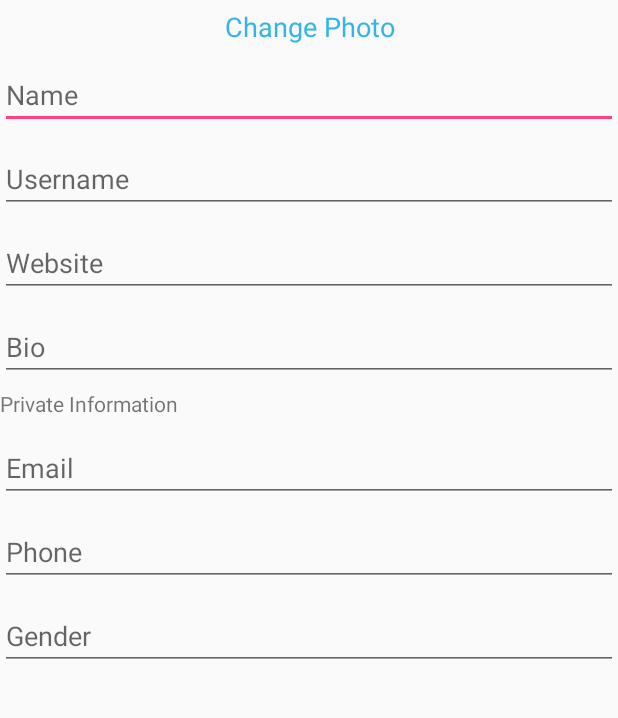
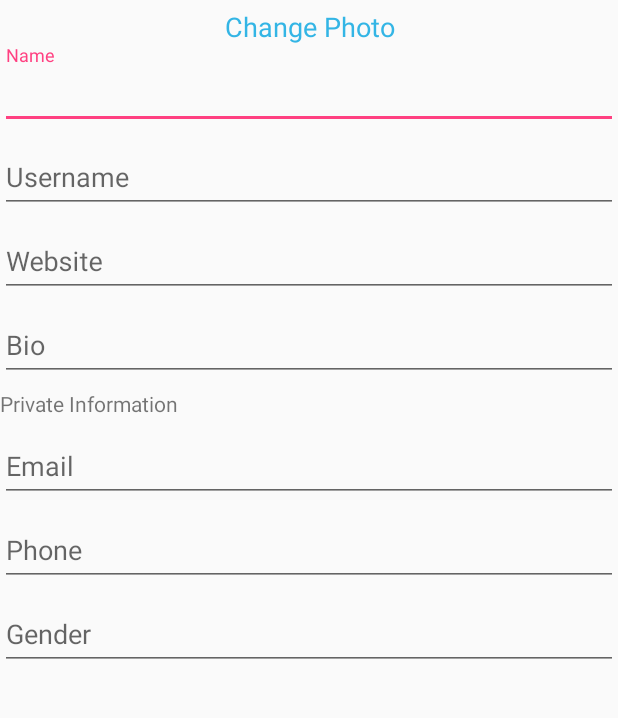
Before and after one commit to aalap03/InstaClone, an Android app: the AccountEditActivity screen opened directly, with no data from a screen before it, on a phone screen of 412 x 824 dp, the part 198-916 px from its top. Run offline under Robolectric (Android 15) with nearby library versions, the phone set to English and light mode, and no system bars; our stand-ins replace CircleImageView; libraries missing offline, so code that uses them is left out: org.jetbrains.anko.

Commit message:
input layout animation fixed.

```diff
--- a/app/src/main/java/com/example/aalap/instaclone/account/AccountEditActivity.kt
+++ b/app/src/main/java/com/example/aalap/instaclone/account/AccountEditActivity.kt
@@ -1,7 +1,10 @@
 package com.example.aalap.instaclone.account
 
+import android.Manifest
+import android.content.pm.PackageManager
 import android.os.Bundle
 import android.support.design.widget.TextInputLayout
+import android.support.v4.app.ActivityCompat
 import android.support.v7.app.AppCompatActivity
 import android.support.v7.widget.Toolbar
 import android.view.View
@@ -11,9 +14,10 @@ import com.example.aalap.instaclone.Constants
 import com.example.aalap.instaclone.R
 import kotlinx.android.synthetic.main.account_edit_profile.*
 import kotlinx.android.synthetic.main.layout_account.*
+import org.jetbrains.anko.AnkoLogger
 import org.jetbrains.anko.info
 
-class AccountEditActivity : AppCompatActivity() {
+class AccountEditActivity : AppCompatActivity(), AnkoLogger {
 
     override fun onCreate(savedInstanceState: Bundle?) {
         super.onCreate(savedInstanceState)
@@ -23,17 +27,36 @@ class AccountEditActivity : AppCompatActivity() {
     }
 
     private fun edittextHints() {
-        account_edit_bio.findViewById<EditText>(R.id.input_edit_text).hint = "Bio"
-        account_edit_name.findViewById<EditText>(R.id.input_edit_text).hint = "Name"
-        account_edit_username.findViewById<EditText>(R.id.input_edit_text).hint = "Username"
-        account_edit_email.findViewById<EditText>(R.id.input_edit_text).hint = "Email"
-        account_edit_gender.findViewById<EditText>(R.id.input_edit_text).hint = "Gender"
-        account_edit_phone.findViewById<EditText>(R.id.input_edit_text).hint = "Phone"
-        account_edit_website.findViewById<EditText>(R.id.input_edit_text).hint = "Website"
+        account_edit_bio.findViewById<TextInputLayout>(R.id.input_edit_text_layout).hint = "Bio"
+        account_edit_name.findViewById<TextInputLayout>(R.id.input_edit_text_layout).hint = "Name"
+        account_edit_username.findViewById<TextInputLayout>(R.id.input_edit_text_layout).hint = "Username"
+        account_edit_email.findViewById<TextInputLayout>(R.id.input_edit_text_layout).hint = "Email"
+        account_edit_gender.findViewById<TextInputLayout>(R.id.input_edit_text_layout).hint = "Gender"
+        account_edit_phone.findViewById<TextInputLayout>(R.id.input_edit_text_layout).hint = "Phone"
+        account_edit_website.findViewById<TextInputLayout>(R.id.input_edit_text_layout).hint = "Website"
     }
 
     private fun pickImage() {
+        if( ActivityCompat.checkSelfPermission(this, Manifest.permission.WRITE_EXTERNAL_STORAGE) != PackageManager.PERMISSION_GRANTED
+            && ActivityCompat.checkSelfPermission(this, Manifest.permission.READ_EXTERNAL_STORAGE) != PackageManager.PERMISSION_GRANTED ) {
+            ActivityCompat.requestPermissions(this, arrayOf(Manifest.permission.WRITE_EXTERNAL_STORAGE, Manifest.permission.READ_EXTERNAL_STORAGE), 5)
+        }
+    }
 
+    override fun onRequestPermissionsResult(requestCode: Int, permissions: Array<out String>, grantResults: IntArray) {
+        super.onRequestPermissionsResult(requestCode, permissions, grantResults)
+
+        if(requestCode == 5) {
+
+            if(grantResults.isNotEmpty() && grantResults[0] == PackageManager.PERMISSION_GRANTED) {
+                //permission granted yooohoo...
+
+
+
+            } else {
+                ActivityCompat.shouldShowRequestPermissionRationale(this, permissions[0])
+            }
+        }
     }
 
 }
--- a/app/src/main/res/layout/include_template_edittext_input_layout.xml
+++ b/app/src/main/res/layout/include_template_edittext_input_layout.xml
@@ -1,14 +1,20 @@
 <?xml version="1.0" encoding="utf-8"?>
-<android.support.design.widget.TextInputLayout xmlns:android="http://schemas.android.com/apk/res/android"
+
+<android.support.constraint.ConstraintLayout xmlns:android="http://schemas.android.com/apk/res/android"
     android:layout_width="match_parent"
-    xmlns:app="http://schemas.android.com/apk/res-auto"
-    app:hintAnimationEnabled="true"
-    app:hintEnabled="true"
     android:layout_height="wrap_content">
 
-    <android.support.design.widget.TextInputEditText
+    <android.support.design.widget.TextInputLayout
+        android:id="@+id/input_edit_text_layout"
         android:layout_width="match_parent"
-        android:id="@+id/input_edit_text"
-        android:layout_height="wrap_content"
-        />
-</android.support.design.widget.TextInputLayout>
+        android:layout_height="wrap_content">
+
+        <android.support.design.widget.TextInputEditText
+            android:id="@+id/input_edit_text"
+            android:inputType="text"
+            android:imeOptions="actionNext"
+            android:layout_width="match_parent"
+            android:layout_height="wrap_content" />
+    </android.support.design.widget.TextInputLayout>
+
+</android.support.constraint.ConstraintLayout>
```
